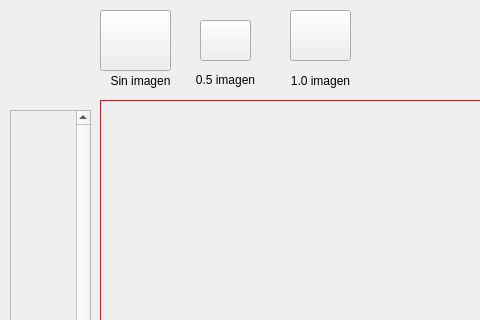
The window that DISENOS/creadorPreguntasMain_d.ui (ronihdzz/DisenadorPreguntas) describes before a commit, drawn with Qt 5; both pictures show x 0 to 480 and y 0 to 320 of the 974 by 513 pixel window.
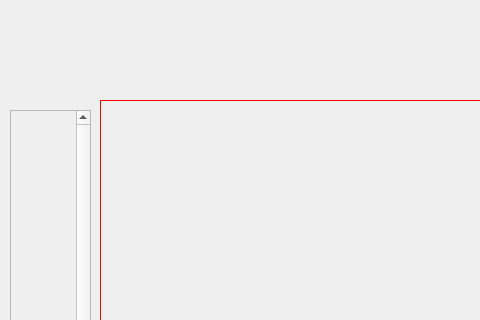
The same window after the commit. Icons and pictures are not drawn.

Commit message: En el diseno de preguntas multiplesImagen_0, el texto ya cambia todas sus propiedades de una manera exitosa, tambien los botones se pueden seleccion y deseleccionar, aparte ya me decante por el diseño para elegir el tipo de pregunta de opccion multiples hibrido

```diff
--- a/DISENOS/creadorPreguntasMain_d.ui
+++ b/DISENOS/creadorPreguntasMain_d.ui
@@ -69,102 +69,6 @@
     <number>-1</number>
    </property>
   </widget>
-  <widget class="QPushButton" name="btn_pregImag0">
-   <property name="geometry">
-    <rect>
-     <x>100</x>
-     <y>10</y>
-     <width>71</width>
-     <height>61</height>
-    </rect>
-   </property>
-   <property name="styleSheet">
-    <string notr="true">border-image: url(:/alinear/IMAGENES/imagen_0.png);</string>
-   </property>
-   <property name="text">
-    <string/>
-   </property>
-  </widget>
-  <widget class="QLabel" name="label">
-   <property name="geometry">
-    <rect>
-     <x>100</x>
-     <y>70</y>
-     <width>81</width>
-     <height>21</height>
-    </rect>
-   </property>
-   <property name="text">
-    <string>Sin imagen</string>
-   </property>
-   <property name="alignment">
-    <set>Qt::AlignCenter</set>
-   </property>
-  </widget>
-  <widget class="QPushButton" name="btn_pregImag50">
-   <property name="geometry">
-    <rect>
-     <x>200</x>
-     <y>20</y>
-     <width>51</width>
-     <height>41</height>
-    </rect>
-   </property>
-   <property name="styleSheet">
-    <string notr="true">border-image: url(:/alinear/IMAGENES/imagen_50.png);</string>
-   </property>
-   <property name="text">
-    <string/>
-   </property>
-  </widget>
-  <widget class="QPushButton" name="btn_pregImag100">
-   <property name="geometry">
-    <rect>
-     <x>290</x>
-     <y>10</y>
-     <width>61</width>
-     <height>51</height>
-    </rect>
-   </property>
-   <property name="styleSheet">
-    <string notr="true">border-image: url(:/alinear/IMAGENES/imagen_100.png);</string>
-   </property>
-   <property name="text">
-    <string/>
-   </property>
-  </widget>
-  <widget class="QLabel" name="label_2">
-   <property name="geometry">
-    <rect>
-     <x>180</x>
-     <y>70</y>
-     <width>91</width>
-     <height>20</height>
-    </rect>
-   </property>
-   <property name="text">
-    <string>0.5 imagen</string>
-   </property>
-   <property name="alignment">
-    <set>Qt::AlignCenter</set>
-   </property>
-  </widget>
-  <widget class="QLabel" name="label_3">
-   <property name="geometry">
-    <rect>
-     <x>280</x>
-     <y>70</y>
-     <width>81</width>
-     <height>21</height>
-    </rect>
-   </property>
-   <property name="text">
-    <string>1.0 imagen</string>
-   </property>
-   <property name="alignment">
-    <set>Qt::AlignCenter</set>
-   </property>
-  </widget>
   <widget class="QPushButton" name="pushButton_5">
    <property name="geometry">
     <rect>
```
The commit also changes 30 other files.
